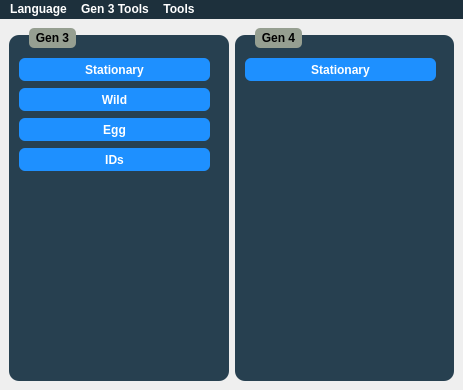
Before: the Qt Designer form Forms/MainWindow.ui in Admiral-Fish/PokeFinder, drawn with Qt 5.
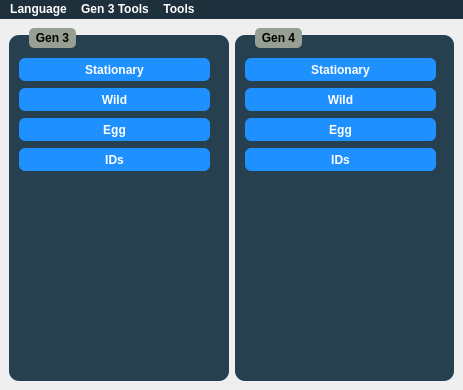
After: the same form once the commit is applied. Icons and pictures are not drawn.

Commit message: Beginning of Wild4

```diff
--- a/Forms/MainWindow.ui
+++ b/Forms/MainWindow.ui
@@ -161,6 +161,63 @@
         <string>Stationary</string>
        </property>
       </widget>
+      <widget class="QPushButton" name="pushButtonWild4">
+       <property name="geometry">
+        <rect>
+         <x>10</x>
+         <y>60</y>
+         <width>191</width>
+         <height>23</height>
+        </rect>
+       </property>
+       <property name="minimumSize">
+        <size>
+         <width>0</width>
+         <height>23</height>
+        </size>
+       </property>
+       <property name="text">
+        <string>Wild</string>
+       </property>
+      </widget>
+      <widget class="QPushButton" name="pushButtonEgg4">
+       <property name="geometry">
+        <rect>
+         <x>10</x>
+         <y>90</y>
+         <width>191</width>
+         <height>23</height>
+        </rect>
+       </property>
+       <property name="minimumSize">
+        <size>
+         <width>0</width>
+         <height>23</height>
+        </size>
+       </property>
+       <property name="text">
+        <string>Egg</string>
+       </property>
+      </widget>
+      <widget class="QPushButton" name="pushButtonIDs4">
+       <property name="geometry">
+        <rect>
+         <x>10</x>
+         <y>120</y>
+         <width>191</width>
+         <height>23</height>
+        </rect>
+       </property>
+       <property name="minimumSize">
+        <size>
+         <width>0</width>
+         <height>23</height>
+        </size>
+       </property>
+       <property name="text">
+        <string>IDs</string>
+       </property>
+      </widget>
      </widget>
     </item>
    </layout>
```
Left out of the diff: 24 changed lines with no effect on the pictures. The commit also changes 15 other files.
